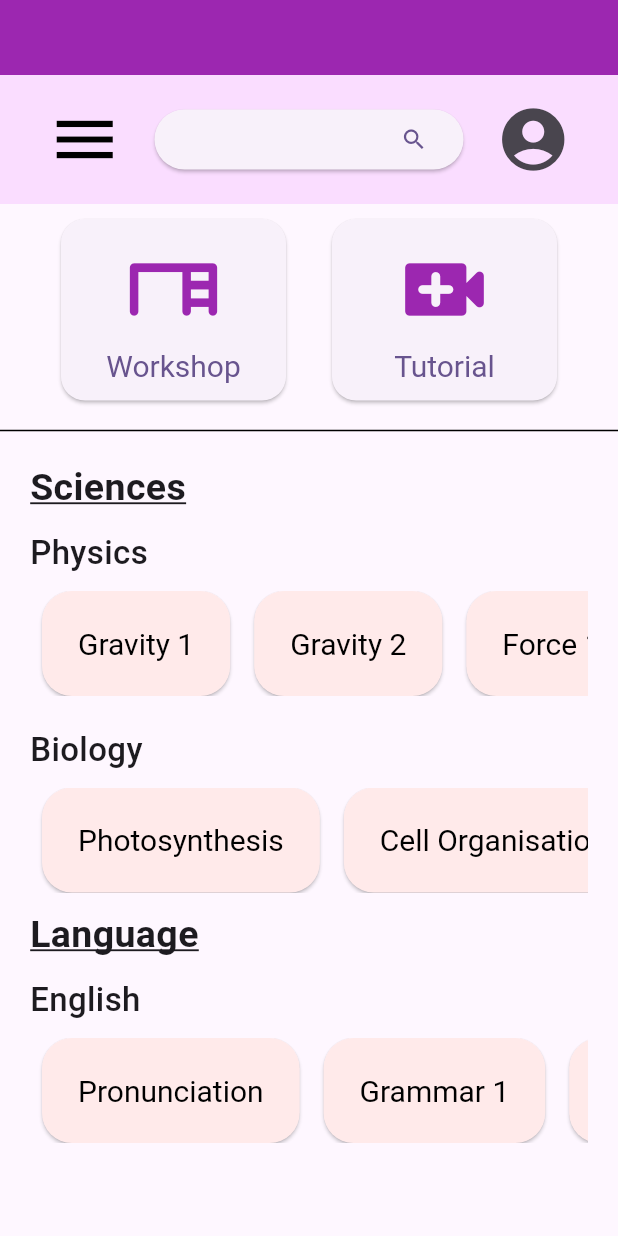
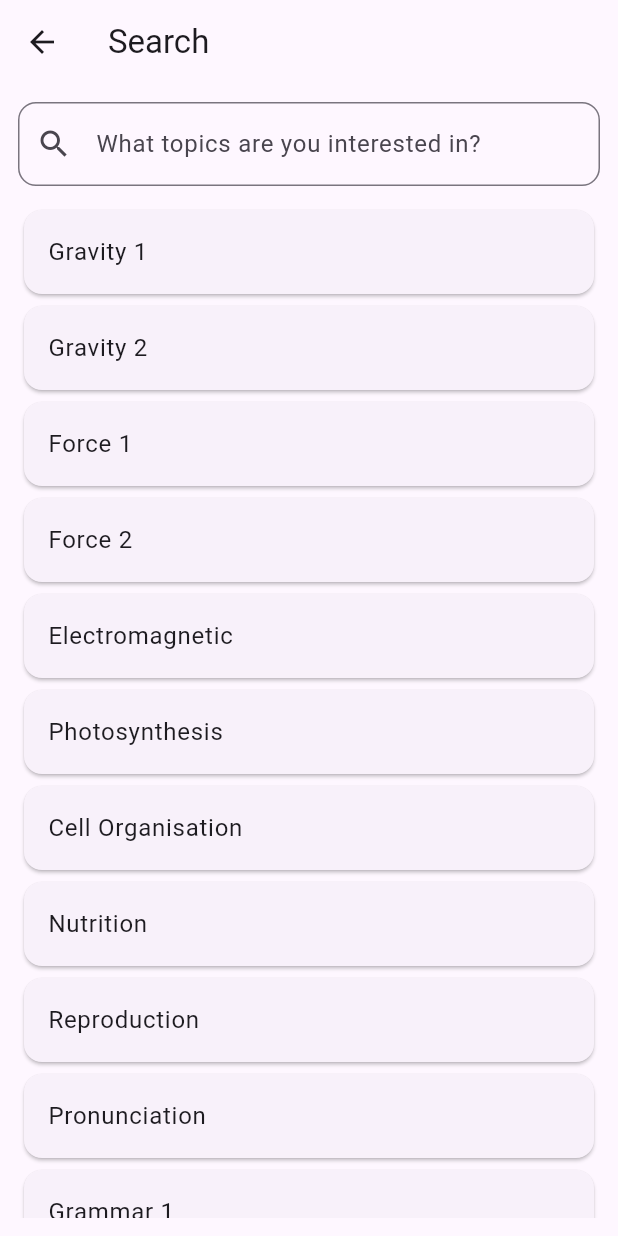
Before and after one commit to TadaaLenard/TechFest-LearningApps, a Flutter app: the screen it shows after launch, after a tap on the "search" icon, on a phone screen of 412 x 824 dp. Run offline on Flutter 3.47's test engine with Material 3 defaults, Android fonts, the phone set to English and light mode, and no system bars; our stand-ins replace flutter_dotenv, google_generative_ai.

Commit message:
done search page and structured data in list

```diff
--- a/ilearn/lib/homepage.dart
+++ b/ilearn/lib/homepage.dart
@@ -1,17 +1,40 @@
 import 'package:flutter/material.dart';
+import 'package:ilearn/search.dart';
 import 'package:ilearn/second_screen.dart';
 
-// StatefulWidget: Used for widgets that can change state
+// ✅ Organized topic data
+final Map<String, List<String>> topicData = {
+  "Physics": [
+    "Gravity 1",
+    "Gravity 2",
+    "Force 1",
+    "Force 2",
+    "Electromagnetic",
+  ],
+  "Biology": [
+    "Photosynthesis",
+    "Cell Organisation",
+    "Nutrition",
+    "Reproduction",
+  ],
+  "English": [
+    "Pronunciation",
+    "Grammar 1",
+    "Grammar 2",
+    "Grammar 3",
+    "Formal Writing",
+  ],
+};
+
+// 🔲 Main Home Page
 class MyHomePage extends StatefulWidget {
   const MyHomePage({super.key, required this.title});
-
   final String title;
 
   @override
   State<MyHomePage> createState() => _MyHomePageState();
 }
 
-// State class for MyHomePage
 class _MyHomePageState extends State<MyHomePage> {
   int _counter = 0;
 
@@ -23,6 +46,8 @@ class _MyHomePageState extends State<MyHomePage> {
 
   @override
   Widget build(BuildContext context) {
+    final allItems = topicData.values.expand((list) => list).toList();
+
     return Scaffold(
       body: Theme(
         data: Theme.of(context).copyWith(
@@ -37,50 +62,31 @@ class _MyHomePageState extends State<MyHomePage> {
             child: Column(
               mainAxisAlignment: MainAxisAlignment.center,
               children: [
-                Container(
-                  height: 50,
-                  color: Colors.purple,
-                ),
+                Container(height: 50, color: Colors.purple),
                 Container(
                   color: const Color.fromARGB(255, 250, 221, 255),
                   padding: EdgeInsets.all(10),
                   child: Row(
                     mainAxisAlignment: MainAxisAlignment.spaceEvenly,
                     children: [
-                      IconButton(
-                        onPressed: () {
-                          print("Button Pressed!");
-                        },
-                        icon: Icon(
-                          Icons.menu,
-                          size: 50,
-                          color: Colors.black,
-                        ),
-                      ),
                       SizedBox(
-                        width: MediaQuery.of(context).size.width * 0.5,
+                        width: MediaQuery.of(context).size.width * 0.8,
                         child: ElevatedButton(
                           onPressed: () {
-                            print("Button Pressed!");
+                            Navigator.push(
+                              context,
+                              MaterialPageRoute(
+                                builder: (context) =>
+                                    SearchScreen(items: allItems),
+                              ),
+                            );
                           },
                           child: Row(
                             mainAxisAlignment: MainAxisAlignment.end,
-                              children: [
-                                Icon(
-                                  Icons.search,
-                                ),
-                              ]),
+                            children: [Icon(Icons.search)],
                           ),
                         ),
-                      IconButton(
-                        onPressed: () {
-                          print("Button Pressed!");
-                        },
-                        icon: Icon(
-                          size: 50,
-                          Icons.account_circle,
                       ),
-                      )
                     ],
                   ),
                 ),
@@ -135,81 +141,21 @@ class _MyHomePageState extends State<MyHomePage> {
                     ],
                   ),
                 ),
-                Divider(
-                  color: Colors.black,
-                  thickness: 1,
-                  height: 20,
-                ),
+                Divider(color: Colors.black, thickness: 1, height: 20),
+
+                // ✅ Sciences
                 Container(
                   padding: EdgeInsets.fromLTRB(20, 10, 20, 10),
                   child: Column(
                     crossAxisAlignment: CrossAxisAlignment.start,
                     children: [
-                      Text(
-                        "Sciences",
-                        style: TextStyle(
-                          fontSize: 25,
-                          fontWeight: FontWeight.bold,
-                          decoration: TextDecoration.underline,
-                        ),
-                      ),
-                      SizedBox(height: 10),
-                      Text(
-                        "Physics",
-                        style: TextStyle(
-                            fontSize: 22, fontWeight: FontWeight.w500),
-                      ),
-                      SizedBox(height: 10),
-                      ScrollableButtonList(
-                        items: [
-                          "Gravity 1",
-                          "Gravity 2",
-                          "Force 1",
-                          "Force 2",
-                          "Electromagnetic"
-                        ],
-                      ),
-                      SizedBox(height: 10),
-                      SizedBox(height: 10),
-                      Text(
-                        "Biology",
-                        style: TextStyle(
-                            fontSize: 22, fontWeight: FontWeight.w500),
-                      ),
-                      SizedBox(height: 10),
-                      ScrollableButtonList(
-                        items: [
-                          "Photosynthesis",
-                          "Cell Organisation",
-                          "Nutrition",
-                          "Reproduction",
-                        ],
-                      ),
-                      SizedBox(height: 10),
-                      Text(
-                        "Language",
-                        style: TextStyle(
-                          fontSize: 25,
-                          fontWeight: FontWeight.bold,
-                          decoration: TextDecoration.underline,
-                        ),
-                      ),
-                      SizedBox(height: 10),
-                      Text(
-                        "English",
-                        style: TextStyle(
-                            fontSize: 22, fontWeight: FontWeight.w500),
-                      ),
-                      SizedBox(height: 10),
-                      ScrollableButtonList(
-                        items: [
-                          "Pronunciation",
-                          "Grammar 1",
-                          "Grammar 2",
-                          "Grammar 3",
-                          "Formal Writing"
-                        ],
-                      ),
+                      SectionTitle("Sciences"),
+                      CategorySection("Physics", topicData["Physics"]!),
+                      CategorySection("Biology", topicData["Biology"]!),
+
+                      // ✅ Language
+                      SectionTitle("Language"),
+                      CategorySection("English", topicData["English"]!),
                     ],
                   ),
                 ),
@@ -222,7 +168,7 @@ class _MyHomePageState extends State<MyHomePage> {
   }
 }
 
-// StatelessWidget: Used for widgets that don't change state
+// 🔲 Scrollable horizontal button list
 class ScrollableButtonList extends StatelessWidget {
   final List<String> items;
 
@@ -253,10 +199,7 @@ class ScrollableButtonList extends StatelessWidget {
                     borderRadius: BorderRadius.circular(20),
                   ),
                 ),
-                child: Text(
-                  item,
-                  style: TextStyle(color: Colors.black),
-                ),
+                child: Text(item, style: TextStyle(color: Colors.black)),
               ),
             ),
           );
@@ -265,3 +208,34 @@ class ScrollableButtonList extends StatelessWidget {
     );
   }
 }
+
+// 🔲 Reusable section title widget
+Widget SectionTitle(String title) {
+  return Padding(
+    padding: const EdgeInsets.only(bottom: 10),
+    child: Text(
+      title,
+      style: TextStyle(
+        fontSize: 25,
+        fontWeight: FontWeight.bold,
+        decoration: TextDecoration.underline,
+      ),
+    ),
+  );
+}
+
+// 🔲 Reusable category + list widget
+Widget CategorySection(String categoryName, List<String> items) {
+  return Column(
+    crossAxisAlignment: CrossAxisAlignment.start,
+    children: [
+      Text(
+        categoryName,
+        style: TextStyle(fontSize: 22, fontWeight: FontWeight.w500),
+      ),
+      SizedBox(height: 10),
+      ScrollableButtonList(items: items),
+      SizedBox(height: 20),
+    ],
+  );
+}
--- /dev/null
+++ b/ilearn/lib/search.dart
@@ -0,0 +1,88 @@
+import 'package:flutter/material.dart';
+import 'package:ilearn/second_screen.dart';
+
+class SearchScreen extends StatefulWidget {
+  final List<String> items;
+
+  const SearchScreen({Key? key, required this.items}) : super(key: key);
+
+  @override
+  State<SearchScreen> createState() => _SearchScreenState();
+}
+
+class _SearchScreenState extends State<SearchScreen> {
+  TextEditingController _searchController = TextEditingController();
+  List<String> _filteredItems = [];
+
+  @override
+  void initState() {
+    super.initState();
+    _filteredItems = List.from(widget.items);
+    _searchController.addListener(_onSearchChanged);
+  }
+
+  void _onSearchChanged() {
+    setState(() {
+      _filteredItems = widget.items
+          .where((item) =>
+              item.toLowerCase().contains(_searchController.text.toLowerCase()))
+          .toList();
+    });
+  }
+
+  @override
+  void dispose() {
+    _searchController.dispose();
+    super.dispose();
+  }
+
+  void _onItemTap(String item) {
+    Navigator.push(
+      context,
+      MaterialPageRoute(
+        builder: (context) => FactScreen(itemName: item),
+      ),
+    );
+  }
+
+  @override
+  Widget build(BuildContext context) {
+    return Scaffold(
+      appBar: AppBar(title: const Text("Search")),
+      body: Padding(
+        padding: const EdgeInsets.all(12.0),
+        child: Column(
+          children: [
+            TextField(
+              controller: _searchController,
+              decoration: InputDecoration(
+                hintText: "What topics are you interested in?",
+                prefixIcon: Icon(Icons.search),
+                border: OutlineInputBorder(
+                  borderRadius: BorderRadius.circular(12),
+                ),
+              ),
+            ),
+            const SizedBox(height: 12),
+            Expanded(
+              child: _filteredItems.isNotEmpty
+                  ? ListView.builder(
+                      itemCount: _filteredItems.length,
+                      itemBuilder: (context, index) {
+                        final item = _filteredItems[index];
+                        return Card(
+                          child: ListTile(
+                            title: Text(item),
+                            onTap: () => _onItemTap(item),
+                          ),
+                        );
+                      },
+                    )
+                  : Center(child: Text("No results found")),
+            ),
+          ],
+        ),
+      ),
+    );
+  }
+}
```
Lines whose indentation alone changed are shown as unchanged.
